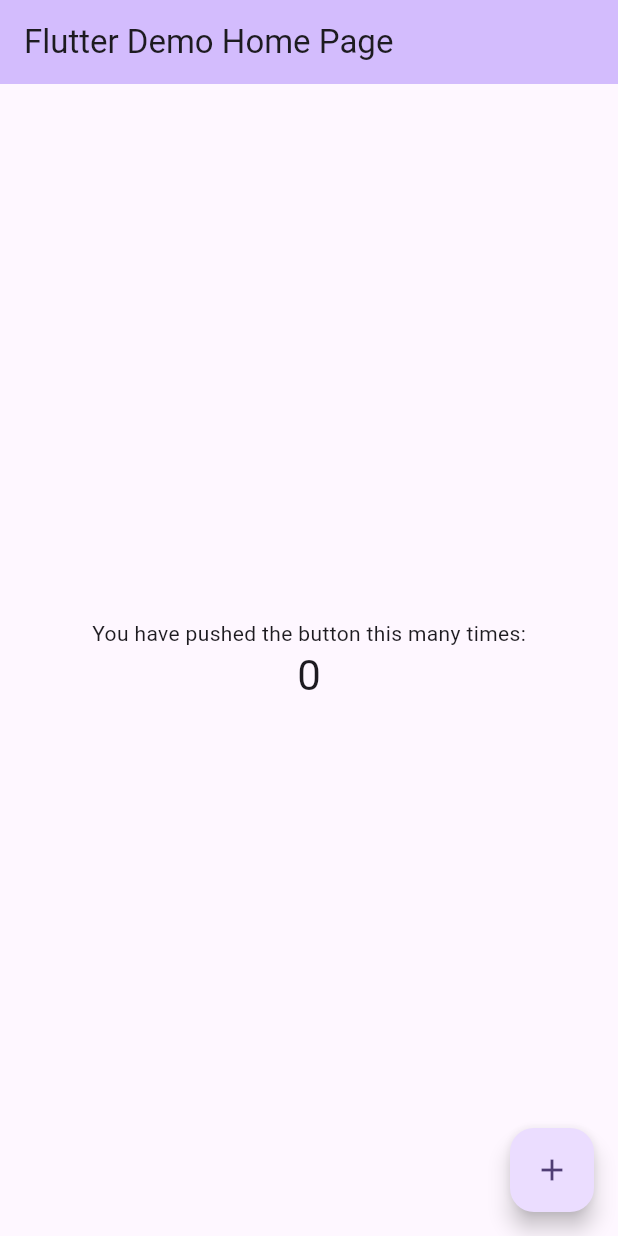
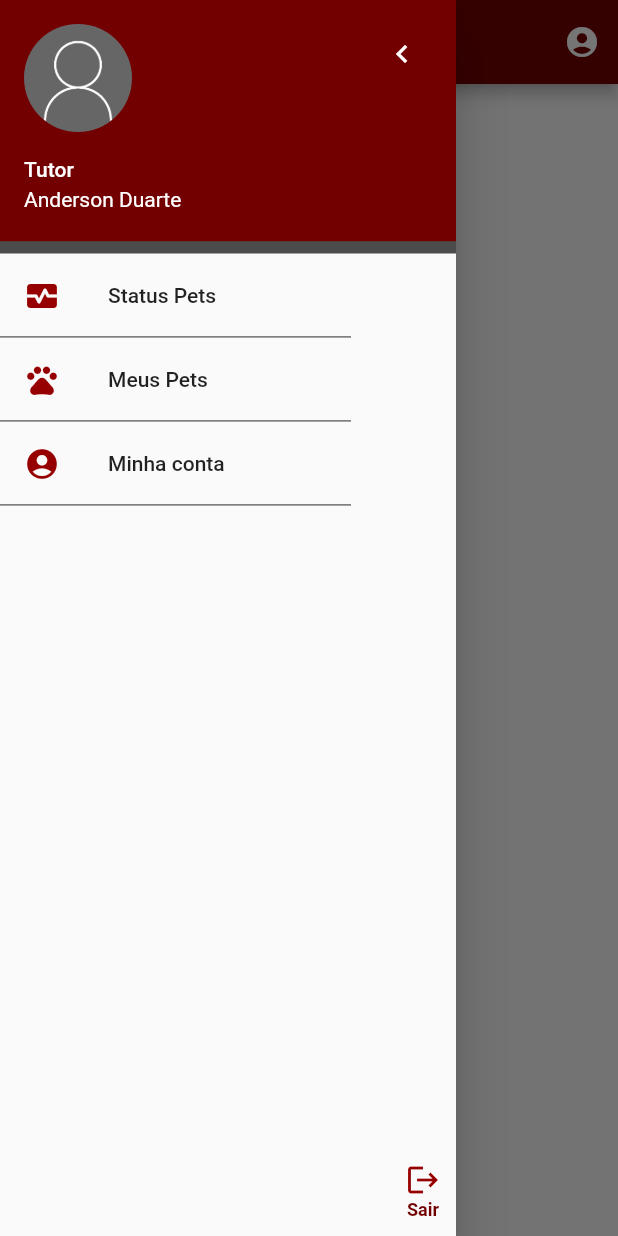
Before and after one commit to lincolnmelo/tutelarpet-app, a Flutter app: the screen it shows after launch, with the side drawer open (before the commit the screen has no drawer), on a phone screen of 412 x 824 dp. Run offline on Flutter 3.47's test engine with Material 2 defaults, Android fonts, the phone set to English and light mode, and no system bars.

Commit message:
App base: Beta

```diff
--- a/lib/main.dart
+++ b/lib/main.dart
@@ -1,4 +1,5 @@
 import 'package:flutter/material.dart';
+import 'package:tutelar_pet_app/src/screens/home/home.dart';
 
 void main() {
   runApp(const MyApp());
@@ -7,119 +8,16 @@ void main() {
 class MyApp extends StatelessWidget {
   const MyApp({super.key});
 
-  // This widget is the root of your application.
   @override
   Widget build(BuildContext context) {
     return MaterialApp(
       title: 'Flutter Demo',
       theme: ThemeData(
-        // This is the theme of your application.
-        //
-        // TRY THIS: Try running your application with "flutter run". You'll see
-        // the application has a blue toolbar. Then, without quitting the app,
-        // try changing the seedColor in the colorScheme below to Colors.green
-        // and then invoke "hot reload" (save your changes or press the "hot
-        // reload" button in a Flutter-supported IDE, or press "r" if you used
-        // the command line to start the app).
-        //
-        // Notice that the counter didn't reset back to zero; the application
-        // state is not lost during the reload. To reset the state, use hot
-        // restart instead.
-        //
-        // This works for code too, not just values: Most code changes can be
-        // tested with just a hot reload.
-        colorScheme: ColorScheme.fromSeed(seedColor: Colors.deepPurple),
-        useMaterial3: true,
+        primaryColor: const Color.fromARGB(255, 115, 0, 0),
+        secondaryHeaderColor: const Color.fromARGB(255, 150, 0, 0),
+        dividerColor: const Color.fromARGB(255, 76, 76, 76),
       ),
-      home: const MyHomePage(title: 'Flutter Demo Home Page'),
+      home: const HomePage(),
     );
   }
 }
-
-class MyHomePage extends StatefulWidget {
-  const MyHomePage({super.key, required this.title});
-
-  // This widget is the home page of your application. It is stateful, meaning
-  // that it has a State object (defined below) that contains fields that affect
-  // how it looks.
-
-  // This class is the configuration for the state. It holds the values (in this
-  // case the title) provided by the parent (in this case the App widget) and
-  // used by the build method of the State. Fields in a Widget subclass are
-  // always marked "final".
-
-  final String title;
-
-  @override
-  State<MyHomePage> createState() => _MyHomePageState();
-}
-
-class _MyHomePageState extends State<MyHomePage> {
-  int _counter = 0;
-
-  void _incrementCounter() {
-    setState(() {
-      // This call to setState tells the Flutter framework that something has
-      // changed in this State, which causes it to rerun the build method below
-      // so that the display can reflect the updated values. If we changed
-      // _counter without calling setState(), then the build method would not be
-      // called again, and so nothing would appear to happen.
-      _counter++;
-    });
-  }
-
-  @override
-  Widget build(BuildContext context) {
-    // This method is rerun every time setState is called, for instance as done
-    // by the _incrementCounter method above.
-    //
-    // The Flutter framework has been optimized to make rerunning build methods
-    // fast, so that you can just rebuild anything that needs updating rather
-    // than having to individually change instances of widgets.
-    return Scaffold(
-      appBar: AppBar(
-        // TRY THIS: Try changing the color here to a specific color (to
-        // Colors.amber, perhaps?) and trigger a hot reload to see the AppBar
-        // change color while the other colors stay the same.
-        backgroundColor: Theme.of(context).colorScheme.inversePrimary,
-        // Here we take the value from the MyHomePage object that was created by
-        // the App.build method, and use it to set our appbar title.
-        title: Text(widget.title),
-      ),
-      body: Center(
-        // Center is a layout widget. It takes a single child and positions it
-        // in the middle of the parent.
-        child: Column(
-          // Column is also a layout widget. It takes a list of children and
-          // arranges them vertically. By default, it sizes itself to fit its
-          // children horizontally, and tries to be as tall as its parent.
-          //
-          // Column has various properties to control how it sizes itself and
-          // how it positions its children. Here we use mainAxisAlignment to
-          // center the children vertically; the main axis here is the vertical
-          // axis because Columns are vertical (the cross axis would be
-          // horizontal).
-          //
-          // TRY THIS: Invoke "debug painting" (choose the "Toggle Debug Paint"
-          // action in the IDE, or press "p" in the console), to see the
-          // wireframe for each widget.
-          mainAxisAlignment: MainAxisAlignment.center,
-          children: <Widget>[
-            const Text(
-              'You have pushed the button this many times:',
-            ),
-            Text(
-              '$_counter',
-              style: Theme.of(context).textTheme.headlineMedium,
-            ),
-          ],
-        ),
-      ),
-      floatingActionButton: FloatingActionButton(
-        onPressed: _incrementCounter,
-        tooltip: 'Increment',
-        child: const Icon(Icons.add),
-      ), // This trailing comma makes auto-formatting nicer for build methods.
-    );
-  }
-}
--- /dev/null
+++ b/lib/src/components/app_bar.dart
@@ -0,0 +1,29 @@
+import 'package:flutter/material.dart';
+
+class AppBarComponent extends StatelessWidget implements PreferredSizeWidget {
+  final Color backgroundColor = Colors.red;
+  final Text title;
+  final AppBar appBar;
+
+  const AppBarComponent(
+      {required Key key, required this.title, required this.appBar})
+      : super(key: key);
+
+  @override
+  Widget build(BuildContext context) {
+    return AppBar(
+      title: title,
+      backgroundColor: Theme.of(context).primaryColor,
+      actions: <Widget>[
+        IconButton(
+            icon: const Icon(Icons.account_circle),
+            onPressed: () {
+              Navigator.pushNamed(context, '/minhaconta');
+            }),
+      ],
+    );
+  }
+
+  @override
+  Size get preferredSize => Size.fromHeight(appBar.preferredSize.height);
+}
--- /dev/null
+++ b/lib/src/components/drawer.dart
@@ -0,0 +1,182 @@
+import 'dart:io';
+import 'package:flutter/material.dart';
+
+class DrawerComponent extends StatefulWidget {
+  const DrawerComponent({super.key});
+
+  @override
+  State<DrawerComponent> createState() => _DrawerComponentState();
+}
+
+class _DrawerComponentState extends State<DrawerComponent> {
+  var imageAvatar = const AssetImage("lib/assets/images/avatar.png");
+  var title = const Text("Tutor");
+  var user = const Text("Anderson Duarte");
+
+  @override
+  Widget build(BuildContext context) {
+    return Drawer(
+        child: SizedBox(
+      width: MediaQuery.of(context).size.width,
+      height: MediaQuery.of(context).size.height,
+      child: Column(
+        children: <Widget>[
+          infoPerson(),
+          divider(8, 0, Theme.of(context).dividerColor),
+          listView(),
+          infoBottom()
+        ],
+      ),
+    ));
+  }
+
+  Widget infoPerson() {
+    return UserAccountsDrawerHeader(
+        decoration: BoxDecoration(color: Theme.of(context).primaryColor),
+        otherAccountsPictures: [
+          IconButton(
+              icon: const Icon(Icons.chevron_left),
+              color: Colors.white,
+              onPressed: () {
+                Navigator.of(context).pop();
+              }),
+        ],
+        currentAccountPicture: Container(
+            width: 200.0,
+            height: 200.0,
+            decoration: BoxDecoration(
+                shape: BoxShape.circle,
+                image: DecorationImage(fit: BoxFit.fill, image: imageAvatar))),
+        accountName: title,
+        accountEmail: user);
+  }
+
+  Widget infoBottom() {
+    return Expanded(
+      child: Align(
+        alignment: Alignment.bottomRight,
+        child: Container(
+            height: 60,
+            width: MediaQuery.of(context).size.width,
+            padding: const EdgeInsets.all(10),
+            child: Align(
+              alignment: Alignment.center,
+              child: Row(
+                children: [
+                  Expanded(
+                    child: Align(
+                      alignment: Alignment.centerLeft,
+                      child: InkWell(
+                        onTap: () {
+                          showDialog(
+                            barrierDismissible: false,
+                            context: context,
+                            builder: (context) {
+                              return AlertDialog(
+                                  title: Text(
+                                    "Tutor",
+                                    style: TextStyle(
+                                        fontWeight: FontWeight.bold,
+                                        color: Theme.of(context).primaryColor,
+                                        fontSize: 20),
+                                  ),
+                                  content: const Text("Deseja sair do App?"),
+                                  actions: <Widget>[
+                                    TextButton(
+                                        child: Text(
+                                          "Não",
+                                          style: TextStyle(
+                                              fontWeight: FontWeight.bold,
+                                              color: Theme.of(context)
+                                                  .secondaryHeaderColor,
+                                              fontSize: 20),
+                                        ),
+                                        onPressed: () {
+                                          Navigator.pop(context);
+                                        }),
+                                    TextButton(
+                                        child: Text(
+                                          "Sim",
+                                          style: TextStyle(
+                                              fontWeight: FontWeight.bold,
+                                              color: Theme.of(context)
+                                                  .secondaryHeaderColor,
+                                              fontSize: 20),
+                                        ),
+                                        onPressed: () {
+                                          exit(0);
+                                        })
+                                  ]);
+                            },
+                          );
+                        },
+                        splashColor: Colors.white,
+                        child: Align(
+                          alignment: Alignment.centerRight,
+                          child: Column(
+                            mainAxisAlignment: MainAxisAlignment.spaceAround,
+                            children: [
+                              Icon(
+                                Icons.logout,
+                                color: Theme.of(context).secondaryHeaderColor,
+                              ),
+                              Text('Sair',
+                                  style: TextStyle(
+                                      fontSize: 12,
+                                      color: Theme.of(context).primaryColor,
+                                      fontWeight: FontWeight.bold)),
+                            ],
+                          ),
+                        ),
+                      ),
+                    ),
+                  ),
+                ],
+              ),
+            )),
+      ),
+    );
+  }
+
+  Widget listView() {
+    var color = Theme.of(context).dividerColor;
+    var colorIcon = Theme.of(context).secondaryHeaderColor;
+    return Column(
+      children: [
+        listTile(Icon(Icons.monitor_heart, color: colorIcon),
+            const Text("Status Pets"), '/home'),
+        divider(0.8, 70, color),
+        listTile(Icon(Icons.pets, color: colorIcon), const Text("Meus Pets"),
+            '/home'),
+        divider(0.8, 70, color),
+        listTile(Icon(Icons.account_circle, color: colorIcon),
+            const Text("Minha conta"), '/home'),
+        divider(0.8, 70, color)
+      ],
+    );
+  }
+
+  Widget divider(double pThickness, double pEndIndent, Color pColor) {
+    return Divider(
+      color: pColor,
+      height: 0,
+      thickness: pThickness,
+      indent: 0,
+      endIndent: pEndIndent,
+    );
+  }
+
+  Widget listTile(Icon incon, Text text, String route) {
+    return InkWell(
+      onTap: () {
+        Navigator.of(context).pop();
+        Navigator.pushNamed(context, route);
+      },
+      splashColor: Theme.of(context).dividerColor,
+      child: ListTile(
+        leading: incon,
+        title: text,
+      ),
+    );
+  }
+}
--- /dev/null
+++ b/lib/src/screens/home/home.dart
@@ -0,0 +1,28 @@
+import 'package:flutter/material.dart';
+import 'package:tutelar_pet_app/src/components/app_bar.dart';
+import 'package:tutelar_pet_app/src/components/drawer.dart';
+
+class HomePage extends StatefulWidget {
+  const HomePage({super.key});
+
+  @override
+  State<HomePage> createState() => _HomePageState();
+}
+
+class _HomePageState extends State<HomePage> {
+  @override
+  Widget build(BuildContext context) {
+    return Scaffold(
+        appBar: AppBarComponent(
+          key: UniqueKey(),
+          title: const Text(''),
+          appBar: AppBar(),
+        ),
+        drawer: const DrawerComponent(),
+        body: graphic());
+  }
+
+  Widget graphic() {
+    return const Scaffold();
+  }
+}
```
Also changed, not shown: pubspec.yaml (+15 -74 lines), lib/assets/images/avatar.png (added), lib/assets/images/drawer.png (added), lib/assets/images/home.png (added), lib/assets/images/tutelarPet.png (added), pubspec.lock, 8 other files.
